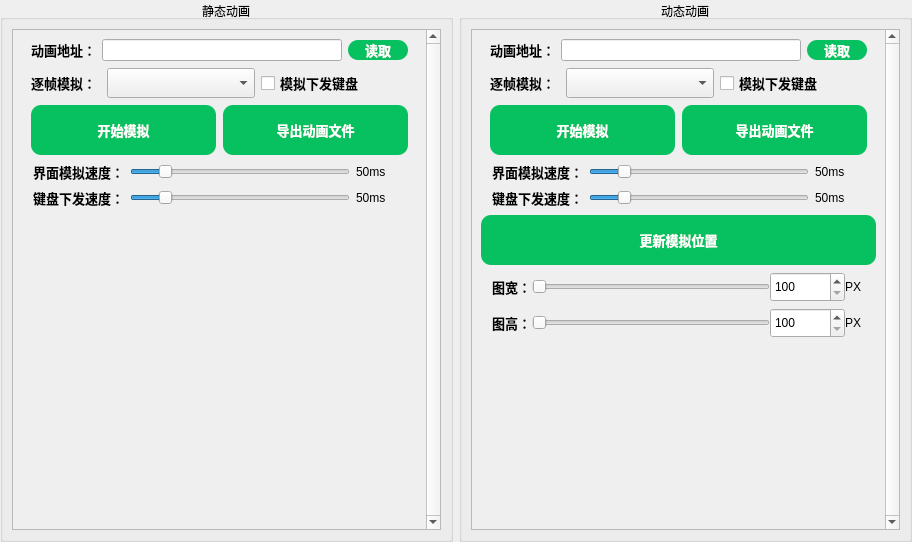
The window that GY_FunctionUi/GY_AnimationSettingUi.ui (GuangYanJiaoHu/GY_KeyMatrixConverter) describes before a commit, drawn with Qt 5.
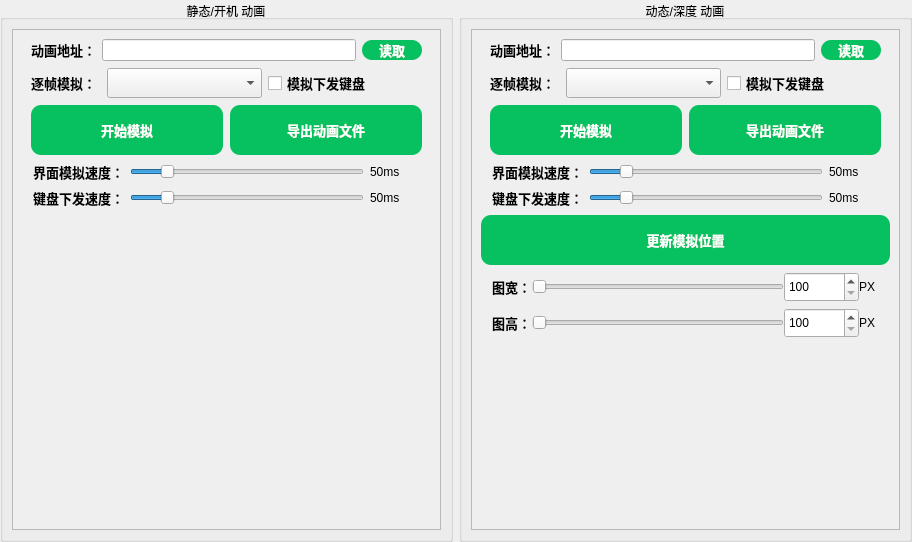
The same window after the commit.

Diff of the .ui file:
```diff
--- a/GY_FunctionUi/GY_AnimationSettingUi.ui
+++ b/GY_FunctionUi/GY_AnimationSettingUi.ui
@@ -75,7 +75,7 @@
          </font>
         </property>
         <property name="title">
-         <string>静态动画</string>
+         <string>静态/开机 动画</string>
         </property>
         <property name="alignment">
          <set>Qt::AlignmentFlag::AlignCenter</set>
@@ -89,7 +89,7 @@
             </font>
            </property>
            <property name="verticalScrollBarPolicy">
-            <enum>Qt::ScrollBarPolicy::ScrollBarAlwaysOn</enum>
+            <enum>Qt::ScrollBarPolicy::ScrollBarAsNeeded</enum>
            </property>
            <property name="widgetResizable">
             <bool>true</bool>
@@ -99,7 +99,7 @@
              <rect>
               <x>0</x>
               <y>0</y>
-              <width>406</width>
+              <width>423</width>
               <height>490</height>
              </rect>
             </property>
@@ -447,7 +447,7 @@
       <item row="0" column="1">
        <widget class="QGroupBox" name="groupBox_2">
         <property name="title">
-         <string>动态动画</string>
+         <string>动态/深度 动画</string>
         </property>
         <property name="alignment">
          <set>Qt::AlignmentFlag::AlignCenter</set>
@@ -456,7 +456,7 @@
          <item row="0" column="0">
           <widget class="QScrollArea" name="scrollArea_2">
            <property name="verticalScrollBarPolicy">
-            <enum>Qt::ScrollBarPolicy::ScrollBarAlwaysOn</enum>
+            <enum>Qt::ScrollBarPolicy::ScrollBarAsNeeded</enum>
            </property>
            <property name="widgetResizable">
             <bool>true</bool>
@@ -466,7 +466,7 @@
              <rect>
               <x>0</x>
               <y>0</y>
-              <width>405</width>
+              <width>422</width>
               <height>490</height>
              </rect>
             </property>
```
